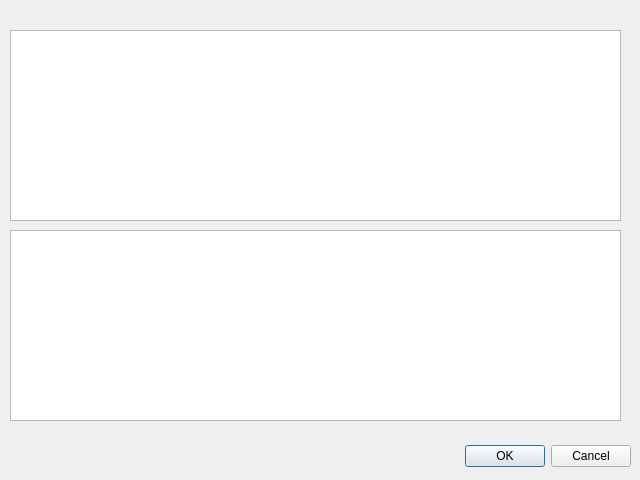
Above: src/main/python/ui/dialogs/modalidades.ui from matheusfillipe/ganec before the change. Below: the same form after it.
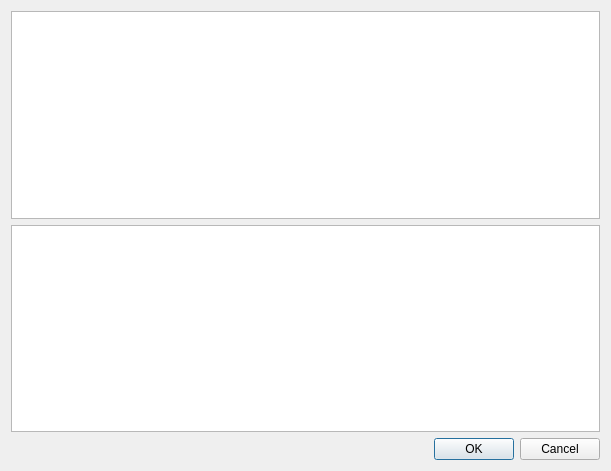
That is the form after the change.

Commit message: Janela de Modalidades

What changed in the file:
```diff
--- a/src/main/python/ui/dialogs/modalidades.ui
+++ b/src/main/python/ui/dialogs/modalidades.ui
@@ -6,22 +6,26 @@
    <rect>
     <x>0</x>
     <y>0</y>
-    <width>640</width>
-    <height>480</height>
+    <width>611</width>
+    <height>471</height>
    </rect>
   </property>
   <property name="windowTitle">
    <string>Modalidades</string>
   </property>
+  <layout class="QGridLayout" name="gridLayout">
+   <item row="0" column="0">
+    <layout class="QVBoxLayout" name="verticalLayout">
+     <item>
+      <widget class="QListWidget" name="listWidget"/>
+     </item>
+     <item>
+      <widget class="QListWidget" name="listWidget_2"/>
+     </item>
+    </layout>
+   </item>
+   <item row="1" column="0">
   <widget class="QDialogButtonBox" name="buttonBox">
-   <property name="geometry">
-    <rect>
-     <x>10</x>
-     <y>440</y>
-     <width>621</width>
-     <height>32</height>
-    </rect>
-   </property>
    <property name="orientation">
     <enum>Qt::Horizontal</enum>
    </property>
@@ -29,26 +33,8 @@
     <set>QDialogButtonBox::Cancel|QDialogButtonBox::Ok</set>
    </property>
   </widget>
-  <widget class="QListWidget" name="listWidget">
-   <property name="geometry">
-    <rect>
-     <x>10</x>
-     <y>30</y>
-     <width>611</width>
-     <height>191</height>
-    </rect>
-   </property>
-  </widget>
-  <widget class="QListWidget" name="listWidget_2">
-   <property name="geometry">
-    <rect>
-     <x>10</x>
-     <y>230</y>
-     <width>611</width>
-     <height>191</height>
-    </rect>
-   </property>
-  </widget>
+   </item>
+  </layout>
  </widget>
  <resources/>
  <connections>
```
Left out of the diff: 8 changed lines with no effect on the pictures. Lines whose indentation alone changed are shown as unchanged. The commit also changes 4 other files.
